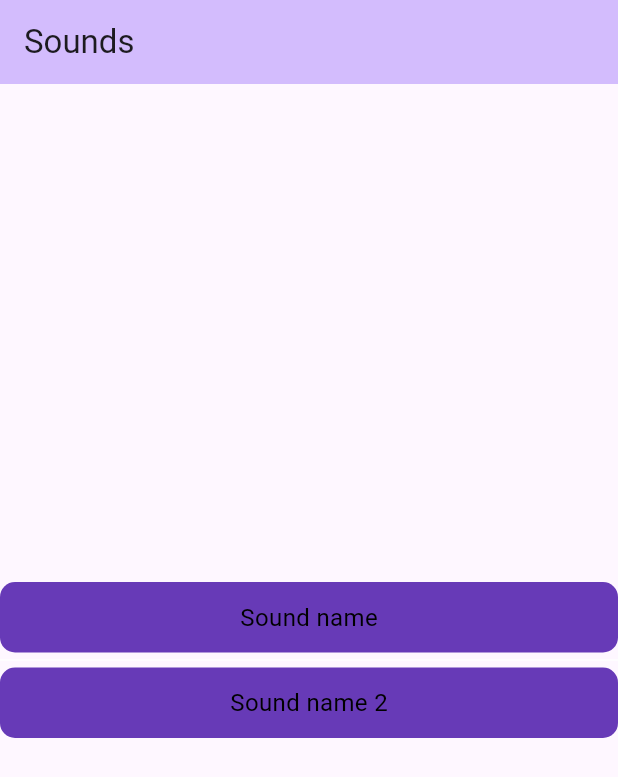
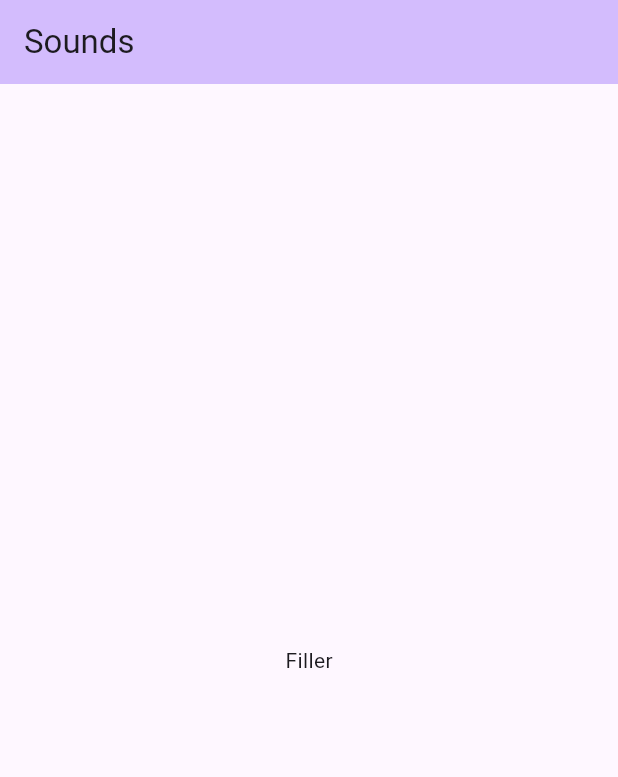
Before and after one commit to evanlee2212/sleep_tracker, a Flutter app: the MySoundPage screen opened directly, on a phone screen of 412 x 824 dp. Shown: the top 777 px of the screen. Run offline on Flutter 3.47's test engine with Material 3 defaults, Android fonts, the phone set to English and light mode, and no system bars.

Commit message:
Revert "Added basic SoundWidget"
This reverts commit b1c83cad2b0c08fabcf09bd175c0eb59930ca502.

```diff
--- a/lib/Pages/sounds.dart
+++ b/lib/Pages/sounds.dart
@@ -1,6 +1,4 @@
 import 'package:flutter/material.dart';
-import 'package:sleep_app/dreams/viewmodel/SoundsModel.dart';
-import 'package:audioplayers/audioplayers.dart';
 
 void main() {
   runApp(const MyApp());
@@ -44,61 +42,10 @@ class _MySoundPageState extends State<MySoundPage> {
         child: Column(
           mainAxisAlignment: MainAxisAlignment.center,
           children: <Widget>[
-            SoundWidget(filePath: "Sound/file/path", name: "Sound name"),
-            const Divider(height: 10, thickness: 1, indent: 0, endIndent: 0, color: Colors.white),
-            SoundWidget(filePath: "Sound/file/path", name: "Sound name 2")
+            const Text('Filler'),
           ],
         )
       ),
     );
   }
 }
-
-class SoundWidget extends StatefulWidget {
-  final String name;
-  final String filePath;
-
-  const SoundWidget({Key? key, required this.filePath, required this.name}) : super(key: key);
-
-  @override
-  _SoundWidgetState createState() => _SoundWidgetState();
-
-}
-
-class _SoundWidgetState extends State<SoundWidget> {
-  final AudioPlayer _audioPlayer = AudioPlayer();
-
-  void _playSound() async {
-    try {
-      await _audioPlayer.play(AssetSource(widget.filePath));
-    } catch (e) {
-      debugPrint("Error playing sound: $e");
-    }
-  }
-
-  @override
-  Widget build(BuildContext context) {
-    return GestureDetector(
-     onTap: _playSound,
-     child: Container(
-       padding: const EdgeInsets.all(12),
-       decoration: BoxDecoration(
-         color: Colors.deepPurple,
-         borderRadius: BorderRadius.circular(10),
-       ),
-       child: Center(
-         child: Text(
-           widget.name,
-           style: const TextStyle(color: Colors.black, fontSize: 16),
-         ),
-       )
-     ),
-    );
-  }
-
-  @override
-  void dispose() {
-    _audioPlayer.dispose();
-    super.dispose();
-  }
-}
--- a/pubspec.yaml
+++ b/pubspec.yaml
@@ -34,7 +34,6 @@ dependencies:
   # The following adds the Cupertino Icons font to your application.
   # Use with the CupertinoIcons class for iOS style icons.
   cupertino_icons: ^1.0.8
-  audioplayers: ^5.2.1
 
 dev_dependencies:
   flutter_test:
```
Also changed, not shown: pubspec.lock, 5 other files.
